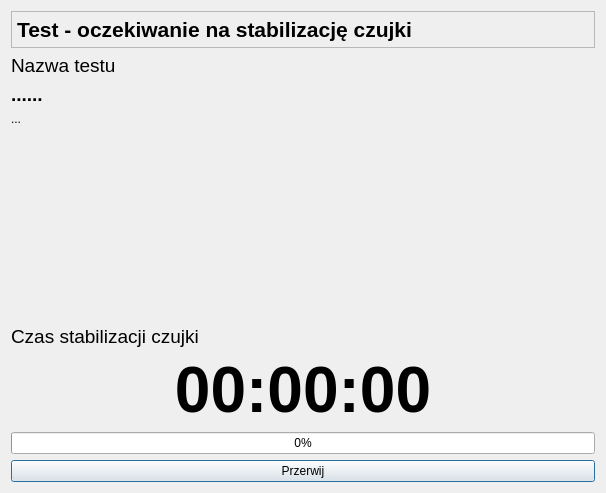
Qt form CzujkiLinioweApp/oknostabilizacjaczujki.ui (wiacekmarcin/CzujkiLiniowe) before a commit.
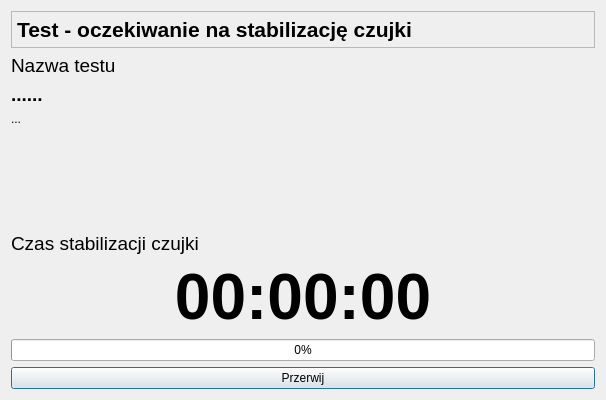
The same form after that commit.

The edit to the form file:
```diff
--- a/CzujkiLinioweApp/oknostabilizacjaczujki.ui
+++ b/CzujkiLinioweApp/oknostabilizacjaczujki.ui
@@ -7,9 +7,21 @@
     <x>0</x>
     <y>0</y>
     <width>606</width>
-    <height>493</height>
+    <height>400</height>
    </rect>
   </property>
+  <property name="minimumSize">
+   <size>
+    <width>600</width>
+    <height>400</height>
+   </size>
+  </property>
+  <property name="maximumSize">
+   <size>
+    <width>1920</width>
+    <height>1200</height>
+   </size>
+  </property>
   <property name="windowTitle">
    <string>Parametry Testu - oczekiwanie na stabilizację czujki</string>
   </property>
@@ -131,6 +143,7 @@
      <property name="font">
       <font>
        <pointsize>48</pointsize>
+       <weight>75</weight>
        <bold>true</bold>
       </font>
      </property>
```
Left out of the diff: 2 changed lines with no effect on the pictures.
